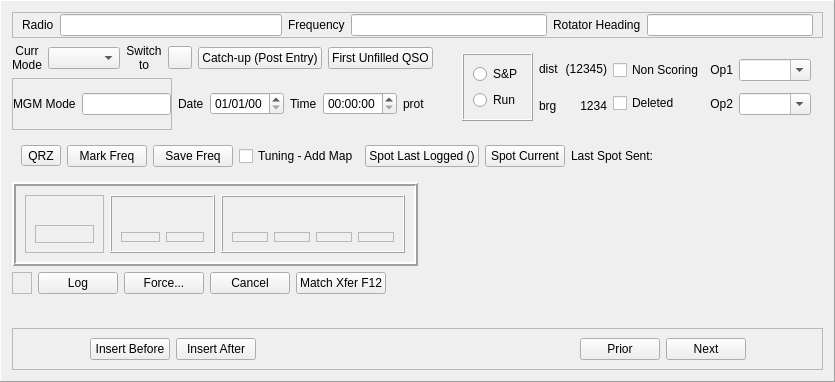
Old version of the form mqt/MqtLogger/qsologframe.ui in the repository Rsclub22/Minos2-Mirror.
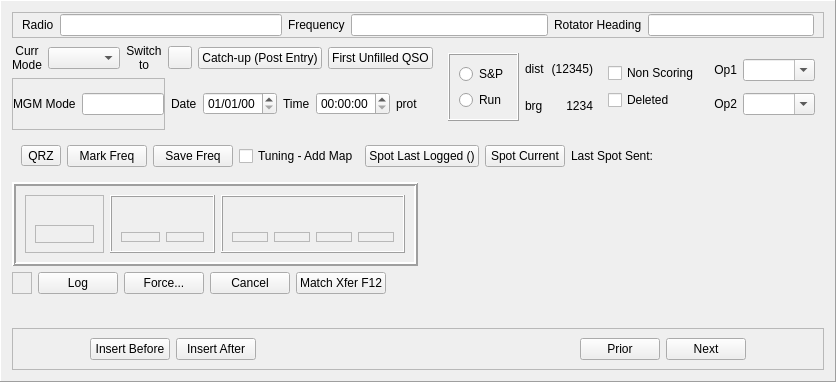
New version of the form. Custom widgets are drawn as their Qt base class.

Commit message: Don't hide operators for "out of frame" and include operators in frame definition; otherwise we can't change operators!

```diff
--- a/mqt/MqtLogger/qsologframe.ui
+++ b/mqt/MqtLogger/qsologframe.ui
@@ -410,6 +410,7 @@
          </layout>
         </item>
         <item>
+         <widget class="QFrame" name="flagsFrame">
          <layout class="QVBoxLayout" name="verticalLayout_4">
           <item>
            <widget class="QCheckBox" name="NonScoreCheckBox">
@@ -432,6 +433,7 @@
            </widget>
           </item>
          </layout>
+         </widget>
         </item>
         <item>
          <layout class="QVBoxLayout" name="verticalLayout">
```
Lines whose indentation alone changed are shown as unchanged. The commit also changes 1 other file.
